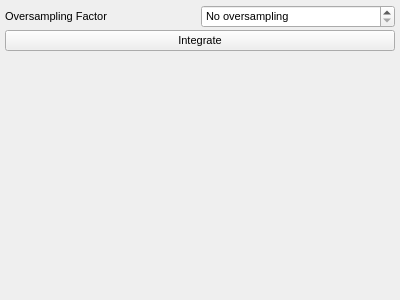
First picture: the form in qxrdintegratordialog.ui, repository guyjennings/qxrd, before the edit.
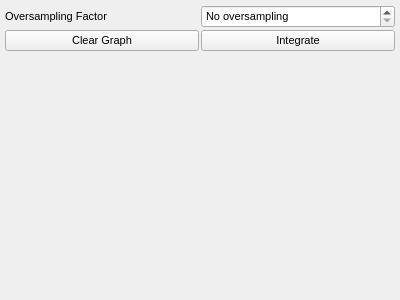
Second picture: the form after the edit.

Commit message: Added graph clearing button to integrator dialog

The edit to the form file:
```diff
--- a/qxrdintegratordialog.ui
+++ b/qxrdintegratordialog.ui
@@ -20,7 +20,7 @@
    <property name="spacing">
     <number>2</number>
    </property>
-   <item row="1" column="0" colspan="2">
+   <item row="1" column="1">
     <widget class="QPushButton" name="m_IntegrateButton">
      <property name="font">
       <font>
@@ -78,6 +78,18 @@
      </property>
     </widget>
    </item>
+   <item row="1" column="0">
+    <widget class="QPushButton" name="m_ClearGraphButton">
+     <property name="font">
+      <font>
+       <pointsize>8</pointsize>
+      </font>
+     </property>
+     <property name="text">
+      <string>Clear Graph</string>
+     </property>
+    </widget>
+   </item>
   </layout>
  </widget>
  <resources/>
```
